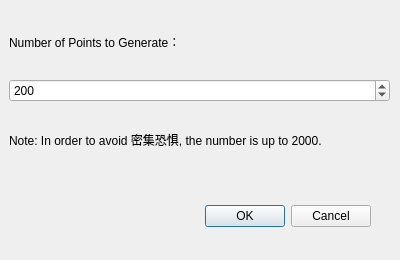
qiaone/delaunay, file randompointsdialog.ui: the form before one commit.
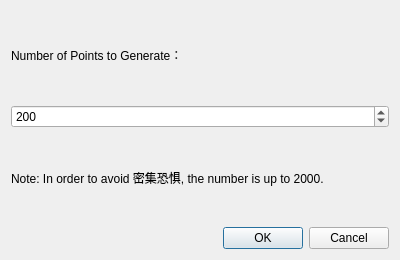
The form after the commit.

Commit message: tuning 3d rendering

```diff
--- a/randompointsdialog.ui
+++ b/randompointsdialog.ui
@@ -13,31 +13,8 @@
   <property name="windowTitle">
    <string>Dialog</string>
   </property>
-  <widget class="QDialogButtonBox" name="buttonBox">
-   <property name="geometry">
-    <rect>
-     <x>30</x>
-     <y>200</y>
-     <width>341</width>
-     <height>32</height>
-    </rect>
-   </property>
-   <property name="orientation">
-    <enum>Qt::Horizontal</enum>
-   </property>
-   <property name="standardButtons">
-    <set>QDialogButtonBox::Cancel|QDialogButtonBox::Ok</set>
-   </property>
-  </widget>
-  <widget class="QWidget" name="verticalLayoutWidget">
-   <property name="geometry">
-    <rect>
-     <x>9</x>
-     <y>10</y>
-     <width>381</width>
-     <height>161</height>
-    </rect>
-   </property>
+  <layout class="QGridLayout" name="gridLayout">
+   <item row="0" column="0">
    <layout class="QVBoxLayout" name="verticalLayout">
     <item>
      <widget class="QLabel" name="labelNumber">
@@ -67,7 +44,18 @@
      </widget>
     </item>
    </layout>
-  </widget>
+   </item>
+   <item row="1" column="0">
+    <widget class="QDialogButtonBox" name="buttonBox">
+     <property name="orientation">
+      <enum>Qt::Horizontal</enum>
+     </property>
+     <property name="standardButtons">
+      <set>QDialogButtonBox::Cancel|QDialogButtonBox::Ok</set>
+     </property>
+    </widget>
+   </item>
+  </layout>
  </widget>
  <resources/>
  <connections>
```
Lines whose indentation alone changed are shown as unchanged. The commit also changes 2 other files.
